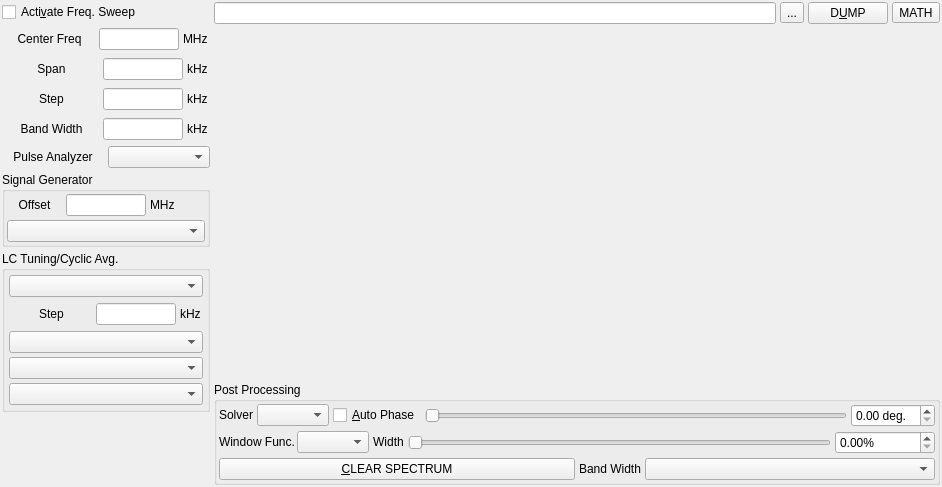
Qt form modules/nmr/nmrfspectrumform.ui (northriv/KAME) before a commit.
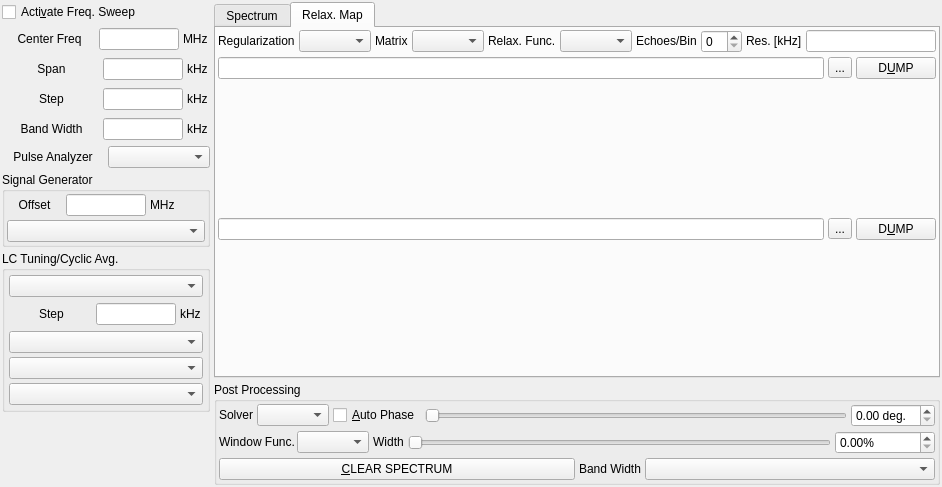
The same form after that commit. The open tabs and pages were chosen to show the change. Custom widgets are drawn as their Qt base class.

Commit message: nmrfspectrum: a T2 map over the swept axis, echoes grouped m at a time (user)

What changed in the file:
```diff
--- a/modules/nmr/nmrfspectrumform.ui
+++ b/modules/nmr/nmrfspectrumform.ui
@@ -530,6 +530,28 @@
     <item>
      <layout class="QVBoxLayout" name="verticalLayout_4">
       <item>
+       <widget class="QTabWidget" name="m_tabGraphs">
+        <property name="currentIndex">
+         <number>0</number>
+        </property>
+        <widget class="QWidget" name="m_tabSpectrum">
+         <attribute name="title">
+          <string>Spectrum</string>
+         </attribute>
+         <layout class="QVBoxLayout" name="verticalLayoutSpectrum">
+          <property name="leftMargin">
+           <number>2</number>
+          </property>
+          <property name="topMargin">
+           <number>2</number>
+          </property>
+          <property name="rightMargin">
+           <number>2</number>
+          </property>
+          <property name="bottomMargin">
+           <number>2</number>
+          </property>
+      <item>
        <layout class="QHBoxLayout">
         <item>
          <widget class="QLineEdit" name="m_edDump"/>
@@ -570,6 +592,193 @@
         </property>
        </widget>
       </item>
+         </layout>
+        </widget>
+        <widget class="QWidget" name="m_tabRelaxMap">
+         <attribute name="title">
+          <string>Relax. Map</string>
+         </attribute>
+         <layout class="QVBoxLayout" name="verticalLayoutRelaxMap">
+          <property name="leftMargin">
+           <number>2</number>
+          </property>
+          <property name="topMargin">
+           <number>2</number>
+          </property>
+          <property name="rightMargin">
+           <number>2</number>
+          </property>
+          <property name="bottomMargin">
+           <number>2</number>
+          </property>
+          <item>
+           <layout class="QHBoxLayout" name="horizontalLayoutRelaxMap">
+            <item>
+             <widget class="QLabel" name="textLabelMapMode">
+              <property name="sizePolicy">
+               <sizepolicy hsizetype="Preferred" vsizetype="Fixed">
+                <horstretch>0</horstretch>
+                <verstretch>0</verstretch>
+               </sizepolicy>
+              </property>
+              <property name="text">
+               <string>Regularization</string>
+              </property>
+             </widget>
+            </item>
+            <item>
+             <widget class="QComboBox" name="m_cmbMapMode"/>
+            </item>
+            <item>
+             <widget class="QLabel" name="textLabelMapMatrix">
+              <property name="sizePolicy">
+               <sizepolicy hsizetype="Preferred" vsizetype="Fixed">
+                <horstretch>0</horstretch>
+                <verstretch>0</verstretch>
+               </sizepolicy>
+              </property>
+              <property name="text">
+               <string>Matrix</string>
+              </property>
+             </widget>
+            </item>
+            <item>
+             <widget class="QComboBox" name="m_cmbMapTikhonovMatrix"/>
+            </item>
+            <item>
+             <widget class="QLabel" name="textLabelMapRelaxFunc">
+              <property name="sizePolicy">
+               <sizepolicy hsizetype="Preferred" vsizetype="Fixed">
+                <horstretch>0</horstretch>
+                <verstretch>0</verstretch>
+               </sizepolicy>
+              </property>
+              <property name="text">
+               <string>Relax. Func.</string>
+              </property>
+             </widget>
+            </item>
+            <item>
+             <widget class="QComboBox" name="m_cmbMapRelaxFunc"/>
+            </item>
+            <item>
+             <widget class="QLabel" name="textLabelMapEchoesPerBin">
+              <property name="sizePolicy">
+               <sizepolicy hsizetype="Preferred" vsizetype="Fixed">
+                <horstretch>0</horstretch>
+                <verstretch>0</verstretch>
+               </sizepolicy>
+              </property>
+              <property name="text">
+               <string>Echoes/Bin</string>
+              </property>
+             </widget>
+            </item>
+            <item>
+             <widget class="QSpinBox" name="m_spbMapEchoesPerBin"/>
+            </item>
+            <item>
+             <widget class="QLabel" name="textLabelMapFreqRes">
+              <property name="sizePolicy">
+               <sizepolicy hsizetype="Preferred" vsizetype="Fixed">
+                <horstretch>0</horstretch>
+                <verstretch>0</verstretch>
+               </sizepolicy>
+              </property>
+              <property name="text">
+               <string>Res. [kHz]</string>
+              </property>
+             </widget>
+            </item>
+            <item>
+             <widget class="QLineEdit" name="m_edMapFreqRes"/>
+            </item>
+           </layout>
+          </item>
+          <item>
+           <layout class="QHBoxLayout" name="layout_m_edMapCurvesDump">
+            <item>
+             <widget class="QLineEdit" name="m_edMapCurvesDump"/>
+            </item>
+            <item>
+             <widget class="QToolButton" name="m_tbMapCurvesDump">
+              <property name="text">
+               <string>...</string>
+              </property>
+             </widget>
+            </item>
+            <item>
+             <widget class="QPushButton" name="m_btnMapCurvesDump">
+              <property name="text">
+               <string>D&amp;UMP</string>
+              </property>
+              <property name="autoDefault">
+               <bool>false</bool>
+              </property>
+             </widget>
+            </item>
+           </layout>
+          </item>
+          <item>
+           <widget class="XQGraph" name="m_graphMapCurves" native="true">
+            <property name="sizePolicy">
+             <sizepolicy hsizetype="Expanding" vsizetype="Expanding">
+              <horstretch>0</horstretch>
+              <verstretch>1</verstretch>
+             </sizepolicy>
+            </property>
+            <property name="minimumSize">
+             <size>
+              <width>300</width>
+              <height>120</height>
+             </size>
+            </property>
+           </widget>
+          </item>
+          <item>
+           <layout class="QHBoxLayout" name="layout_m_edRelaxMapDump">
+            <item>
+             <widget class="QLineEdit" name="m_edRelaxMapDump"/>
+            </item>
+            <item>
+             <widget class="QToolButton" name="m_tbRelaxMapDump">
+              <property name="text">
+               <string>...</string>
+              </property>
+             </widget>
+            </item>
+            <item>
+             <widget class="QPushButton" name="m_btnRelaxMapDump">
+              <property name="text">
+               <string>D&amp;UMP</string>
+              </property>
+              <property name="autoDefault">
+               <bool>false</bool>
+              </property>
+             </widget>
+            </item>
+           </layout>
+          </item>
+          <item>
+           <widget class="XQGraph" name="m_graphRelaxMap" native="true">
+            <property name="sizePolicy">
+             <sizepolicy hsizetype="Expanding" vsizetype="Expanding">
+              <horstretch>0</horstretch>
+              <verstretch>1</verstretch>
+             </sizepolicy>
+            </property>
+            <property name="minimumSize">
+             <size>
+              <width>300</width>
+              <height>120</height>
+             </size>
+            </property>
+           </widget>
+          </item>
+         </layout>
+        </widget>
+       </widget>
+      </item>
       <item>
        <widget class="QGroupBox" name="groupBox3">
         <property name="title">
```
Left out of the diff: 11 changed lines with no effect on the pictures. The commit also changes 6 other files.
